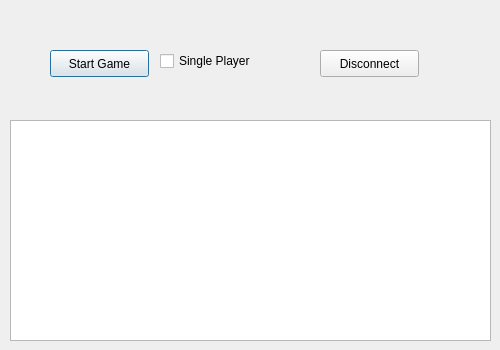
This is Client/client/gamelobby.ui in benclum11/bju-cps-111-team-blue-fall-2014 as Qt 5 draws it before an edit. The edited form follows.
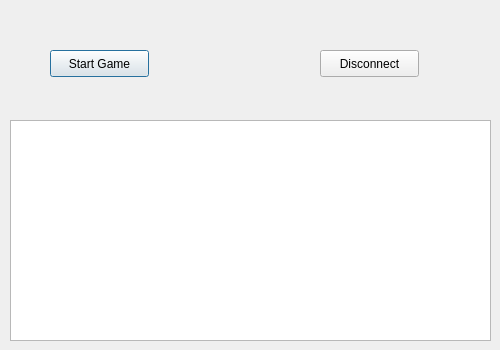
This is the edited form.

Patch:
```diff
--- a/Client/client/gamelobby.ui
+++ b/Client/client/gamelobby.ui
@@ -70,22 +70,6 @@
     <string>Disconnect</string>
    </property>
   </widget>
-  <widget class="QCheckBox" name="chBoxUseAI">
-   <property name="geometry">
-    <rect>
-     <x>160</x>
-     <y>50</y>
-     <width>121</width>
-     <height>22</height>
-    </rect>
-   </property>
-   <property name="text">
-    <string>Single Player</string>
-   </property>
-   <property name="checkable">
-    <bool>false</bool>
-   </property>
-  </widget>
  </widget>
  <resources/>
  <connections/>
```
